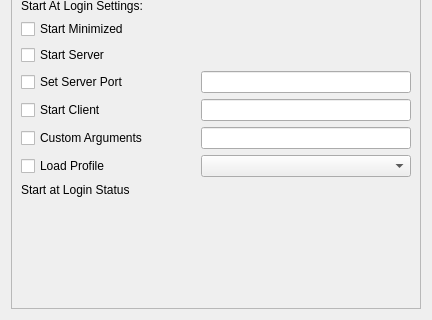
Old version of the form qt/OpenRGBSettingsPage.ui in the repository CalcProgrammer1/OpenRGB; both pictures show x 0 to 432 and y 180 to 500 of the 432 by 500 pixel window.
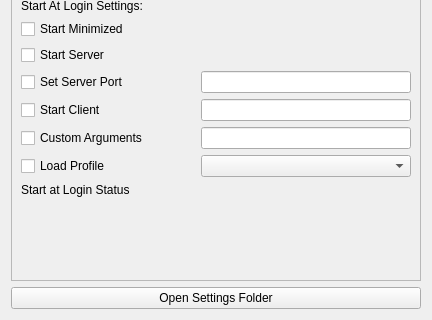
New version of the form.

Commit message: Rearrange Settings tab

```diff
--- a/qt/OpenRGBSettingsPage.ui
+++ b/qt/OpenRGBSettingsPage.ui
@@ -24,8 +24,8 @@
        <rect>
         <x>0</x>
         <y>0</y>
-        <width>449</width>
-        <height>574</height>
+        <width>416</width>
+        <height>459</height>
        </rect>
       </property>
       <layout class="QGridLayout" name="gridLayout_3">
@@ -172,6 +172,13 @@
      </widget>
     </widget>
    </item>
+   <item row="1" column="1" colspan="6">
+    <widget class="QPushButton" name="OpenSettingsFolderButton">
+     <property name="text">
+      <string>Open Settings Folder</string>
+     </property>
+    </widget>
+   </item>
   </layout>
  </widget>
  <resources/>
```
The commit also changes 6 other files.
